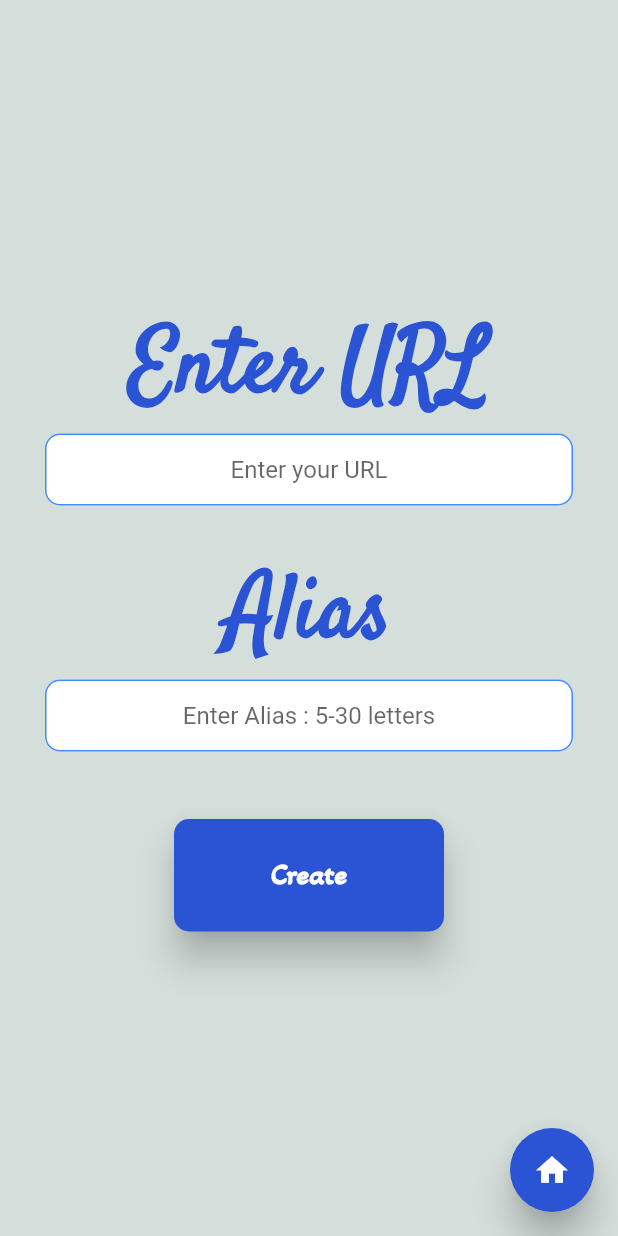
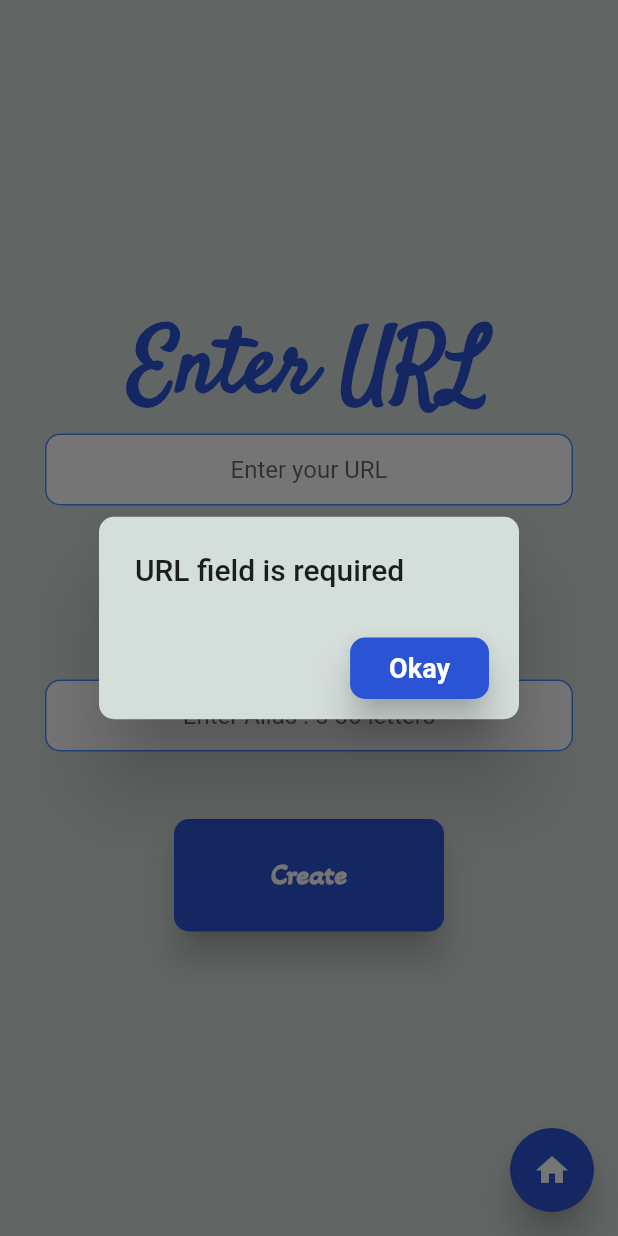
Before and after one commit to Nirbhay-nrb/URL-shortener-app, a Flutter app: the URLinputPage screen opened by its route, after a tap on "Create", on a phone screen of 412 x 824 dp. Run offline on Flutter 3.47's test engine with Material 2 defaults, Android fonts, the phone set to English and light mode, and no system bars; our stand-ins replace animated_text_kit.

Commit message:
error box widget added

```diff
--- a/url_shortener_app/lib/screens/url_input_page.dart
+++ b/url_shortener_app/lib/screens/url_input_page.dart
@@ -5,6 +5,7 @@ import 'package:url_shortener_app/models/urls.dart';
 import 'package:url_shortener_app/screens/url_output_page.dart';
 import 'package:url_shortener_app/services/shortenedURL.dart';
 import 'package:url_shortener_app/widgets/Button.dart';
+import 'package:url_shortener_app/widgets/errorBox.dart';
 import 'package:url_shortener_app/widgets/homebutton.dart';
 import 'package:url_shortener_app/widgets/input_field.dart';
 
@@ -20,6 +21,32 @@ class _URLinputPageState extends State<URLinputPage> {
   String alias;
   final myController1 = TextEditingController();
   final myController2 = TextEditingController();
+
+  void getData() async {
+    ShortURL urlModel = ShortURL(urlToShorten: urlToShorten, alias: alias);
+    final urlData = await urlModel.getShortURL();
+    print(urlData);
+    // if (urlData.errors[0] == null) {
+    String urlShortened = urlData['data']['tiny_url'];
+    print(urlShortened);
+    Provider.of<Urls>(context, listen: false).add(urlShortened);
+    Navigator.pushNamed(
+      context,
+      URLoutputPage.id,
+      arguments: urlShortened,
+    );
+    // } else {
+    //   showDialog(
+    //     context: context,
+    //     builder: (context) {
+    //       return ErrorBox(
+    //         buttonMessage: 'Try Again',
+    //         errorMessage: urlData.errors[0],
+    //       );
+    //     },
+    //   );
+    // }
+  }
 
   @override
   Widget build(BuildContext context) {
@@ -68,26 +95,19 @@ class _URLinputPageState extends State<URLinputPage> {
               Button(
                 text: 'Create',
                 onPressed: () async {
-                  print(alias == null);
-                  ShortURL urlModel =
-                      ShortURL(urlToShorten: urlToShorten, alias: alias);
-                  final urlData = await urlModel.getShortURL();
-                  if (urlData == Null) {
-                    print('null hai be');
-                  }
                   myController1.clear();
                   myController2.clear();
-                  if (urlData != Null) {
-                    print('null nahi hai be');
-                  }
-                  String urlShortened = urlData['data']['tiny_url'];
-                  print(urlShortened);
-                  Provider.of<Urls>(context, listen: false).add(urlShortened);
-                  Navigator.pushNamed(
-                    context,
-                    URLoutputPage.id,
-                    arguments: urlShortened,
-                  );
+                  (urlToShorten == null)
+                      ? showDialog(
+                          context: context,
+                          builder: (context) {
+                            return ErrorBox(
+                              errorMessage: 'URL field is required',
+                              buttonMessage: 'Okay',
+                            );
+                          },
+                        )
+                      : getData();
                 },
               ),
             ],
@@ -97,3 +117,12 @@ class _URLinputPageState extends State<URLinputPage> {
     );
   }
 }
+
+/*
+  showDialog(
+    context: context,
+    builder: (context) {
+      return ErrorBox();
+    },
+  );
+*/
--- /dev/null
+++ b/url_shortener_app/lib/widgets/errorBox.dart
@@ -0,0 +1,51 @@
+import 'package:flutter/material.dart';
+
+import '../constants.dart';
+
+class ErrorBox extends StatelessWidget {
+  final String errorMessage;
+  final String buttonMessage;
+  ErrorBox({this.buttonMessage, this.errorMessage});
+  @override
+  Widget build(BuildContext context) {
+    return AlertDialog(
+      shape: RoundedRectangleBorder(
+        borderRadius: BorderRadius.all(
+          Radius.circular(
+            10,
+          ),
+        ),
+      ),
+      backgroundColor: kBackgroundColor,
+      title: Text(
+        errorMessage,
+      ),
+      actionsPadding: EdgeInsets.symmetric(horizontal: 20, vertical: 10),
+      actions: [
+        MaterialButton(
+          minWidth: 60,
+          height: 40,
+          shape: RoundedRectangleBorder(
+            borderRadius: BorderRadius.circular(10),
+          ),
+          elevation: 10,
+          color: kButtonColor,
+          onPressed: () {
+            Navigator.pop(context);
+          },
+          child: Padding(
+            padding: EdgeInsets.all(10.0),
+            child: Text(
+              buttonMessage,
+              style: TextStyle(
+                color: Colors.white,
+                fontSize: 18,
+                fontWeight: FontWeight.bold,
+              ),
+            ),
+          ),
+        ),
+      ],
+    );
+  }
+}
```
